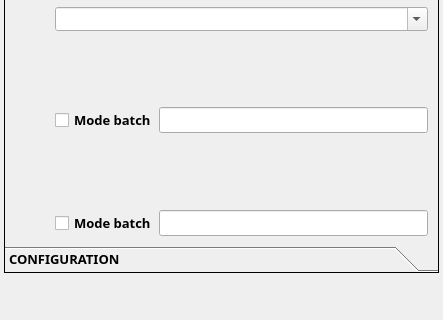
This is filter_mate_dockwidget_base.ui in imagodata/filter_mate as Qt 5 draws it before an edit; both pictures show x 0 to 443 and y 479 to 799 of the 443 by 799 pixel window. The edited form follows.
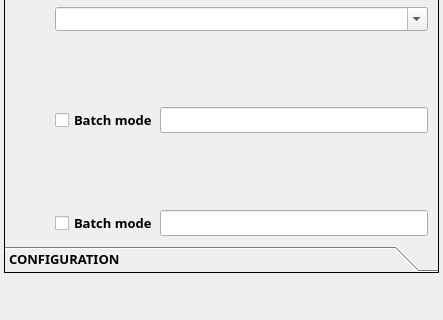
This is the edited form. The open tabs and pages were chosen to show the change. Icons and pictures are not drawn. Custom widgets are drawn as their Qt base class.

```diff
--- a/filter_mate_dockwidget_base.ui
+++ b/filter_mate_dockwidget_base.ui
@@ -3356,7 +3356,7 @@
                       <item>
                        <widget class="QCheckBox" name="checkBox_batch_exporting_output_folder">
                         <property name="text">
-                         <string>Mode batch</string>
+                         <string>Batch mode</string>
                         </property>
                        </widget>
                       </item>
@@ -3415,7 +3415,7 @@
                       <item>
                        <widget class="QCheckBox" name="checkBox_batch_exporting_zip">
                         <property name="text">
-                         <string>Mode batch</string>
+                         <string>Batch mode</string>
                         </property>
                        </widget>
                       </item>
```
